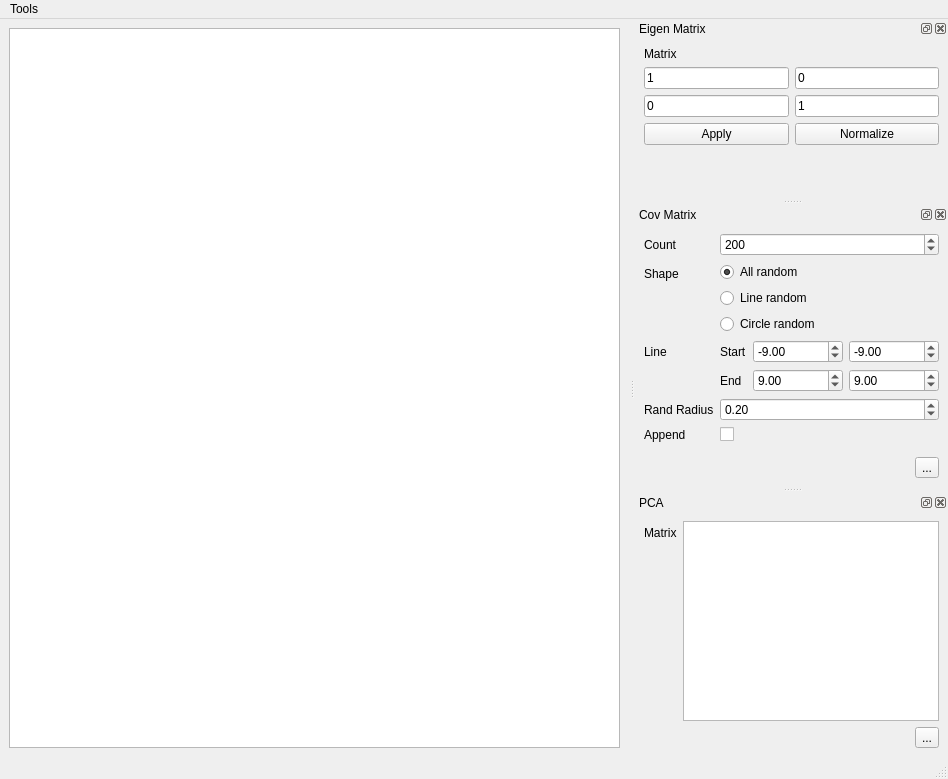
oneminute/MathTools, file src/ui/MainWindow.ui: the form before one commit.
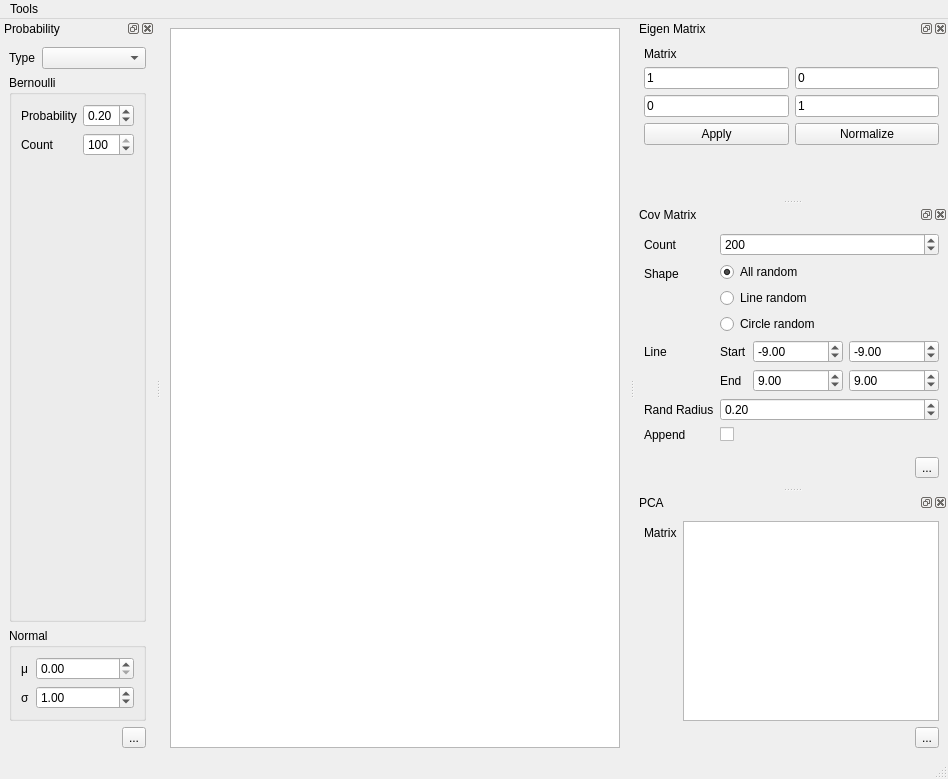
The form after the commit. Custom widgets are drawn as their Qt base class.

```diff
--- a/src/ui/MainWindow.ui
+++ b/src/ui/MainWindow.ui
@@ -382,6 +382,144 @@
     </layout>
    </widget>
   </widget>
+  <widget class="QDockWidget" name="dockWidgetProbability">
+   <property name="windowTitle">
+    <string>Probability</string>
+   </property>
+   <attribute name="dockWidgetArea">
+    <number>1</number>
+   </attribute>
+   <widget class="QWidget" name="dockWidgetContents_5">
+    <layout class="QVBoxLayout" name="verticalLayout_5" stretch="0,1,0,0">
+     <item>
+      <layout class="QHBoxLayout" name="horizontalLayout_4" stretch="0,1">
+       <item>
+        <widget class="QLabel" name="label_10">
+         <property name="text">
+          <string>Type</string>
+         </property>
+        </widget>
+       </item>
+       <item>
+        <widget class="QComboBox" name="comboBoxDistributionType"/>
+       </item>
+      </layout>
+     </item>
+     <item>
+      <widget class="QGroupBox" name="groupBoxBernoulli">
+       <property name="title">
+        <string>Bernoulli</string>
+       </property>
+       <layout class="QFormLayout" name="formLayout_3">
+        <item row="0" column="0">
+         <widget class="QLabel" name="label_11">
+          <property name="text">
+           <string>Probability</string>
+          </property>
+         </widget>
+        </item>
+        <item row="0" column="1">
+         <widget class="QDoubleSpinBox" name="doubleSpinBoxBernoulliProbability">
+          <property name="maximum">
+           <double>1.000000000000000</double>
+          </property>
+          <property name="singleStep">
+           <double>0.010000000000000</double>
+          </property>
+          <property name="value">
+           <double>0.200000000000000</double>
+          </property>
+         </widget>
+        </item>
+        <item row="1" column="0">
+         <widget class="QLabel" name="label_12">
+          <property name="text">
+           <string>Count</string>
+          </property>
+         </widget>
+        </item>
+        <item row="1" column="1">
+         <widget class="QSpinBox" name="spinBoxBernoulliCount">
+          <property name="maximum">
+           <number>100</number>
+          </property>
+          <property name="value">
+           <number>100</number>
+          </property>
+          <property name="displayIntegerBase">
+           <number>10</number>
+          </property>
+         </widget>
+        </item>
+       </layout>
+      </widget>
+     </item>
+     <item>
+      <widget class="QGroupBox" name="groupBoxNormal">
+       <property name="title">
+        <string>Normal</string>
+       </property>
+       <layout class="QFormLayout" name="formLayout_4">
+        <item row="0" column="0">
+         <widget class="QLabel" name="labelNormalU">
+          <property name="text">
+           <string>μ</string>
+          </property>
+         </widget>
+        </item>
+        <item row="0" column="1">
+         <widget class="QDoubleSpinBox" name="doubleSpinBoxNormalU"/>
+        </item>
+        <item row="1" column="0">
+         <widget class="QLabel" name="labelNormalSigma">
+          <property name="text">
+           <string>σ</string>
+          </property>
+         </widget>
+        </item>
+        <item row="1" column="1">
+         <widget class="QDoubleSpinBox" name="doubleSpinBoxNormalSigma">
+          <property name="singleStep">
+           <double>0.100000000000000</double>
+          </property>
+          <property name="value">
+           <double>1.000000000000000</double>
+          </property>
+         </widget>
+        </item>
+       </layout>
+      </widget>
+     </item>
+     <item>
+      <layout class="QHBoxLayout" name="horizontalLayout_5">
+       <property name="topMargin">
+        <number>0</number>
+       </property>
+       <item>
+        <spacer name="horizontalSpacer_3">
+         <property name="orientation">
+          <enum>Qt::Horizontal</enum>
+         </property>
+         <property name="sizeHint" stdset="0">
+          <size>
+           <width>40</width>
+           <height>20</height>
+          </size>
+         </property>
+        </spacer>
+       </item>
+       <item>
+        <widget class="QToolButton" name="toolButtonShowDistribution">
+         <property name="text">
+          <string>...</string>
+         </property>
+        </widget>
+       </item>
+      </layout>
+     </item>
+    </layout>
+   </widget>
+  </widget>
   <action name="actionEigenMatrixTool">
    <property name="checkable">
     <bool>true</bool>
```
Left out of the diff: 11 changed lines with no effect on the pictures.
